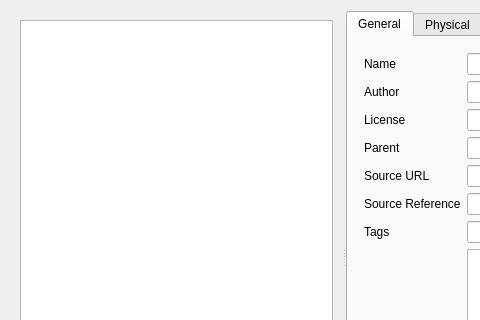
The window that src/Mod/Material/Gui/MaterialsEditor.ui (davesrocketshop/FreeCAD) describes before a commit, drawn with Qt 5; both pictures show x 0 to 480 and y 0 to 320 of the 835 by 542 pixel window.
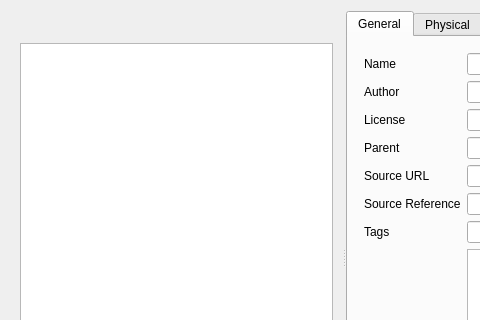
The same window after the commit.

Commit message: Correct linter issues

```diff
--- a/src/Mod/Material/Gui/MaterialsEditor.ui
+++ b/src/Mod/Material/Gui/MaterialsEditor.ui
@@ -36,6 +36,9 @@
        <enum>QFrame::Plain</enum>
       </property>
       <layout class="QVBoxLayout" name="frameLayout">
+       <item>
+        <widget class="QToolBar" name="treeToolBar" native="true"/>
+       </item>
        <item>
         <widget class="QTreeView" name="treeMaterials">
          <property name="selectionBehavior">
```
The commit also changes 2 other files.
